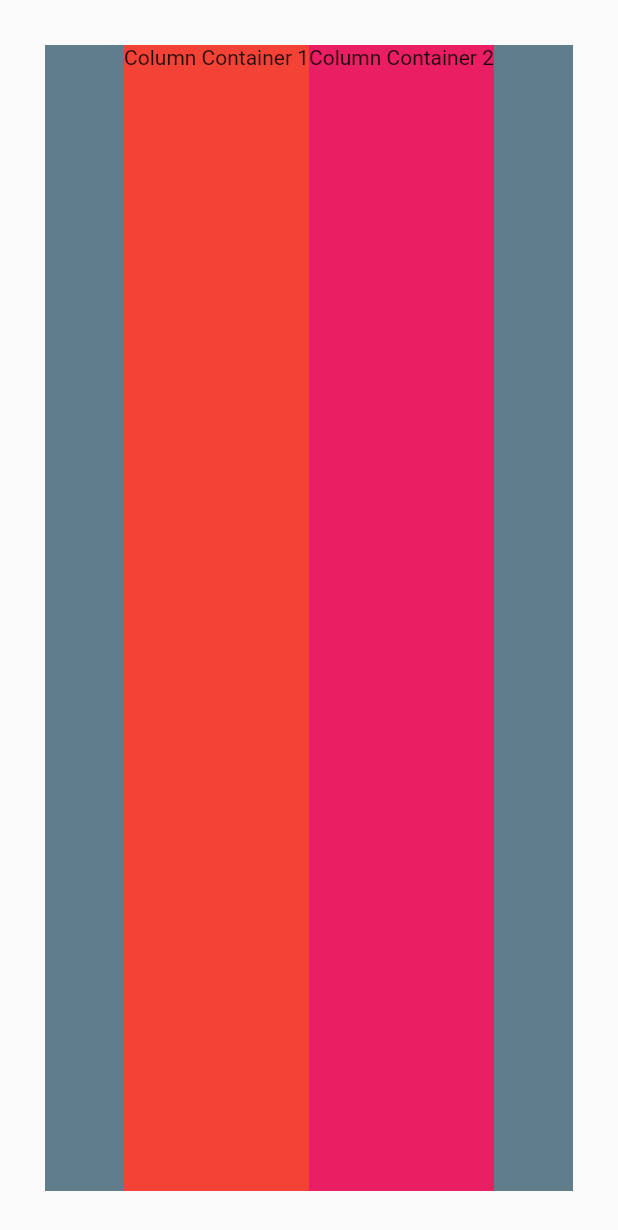
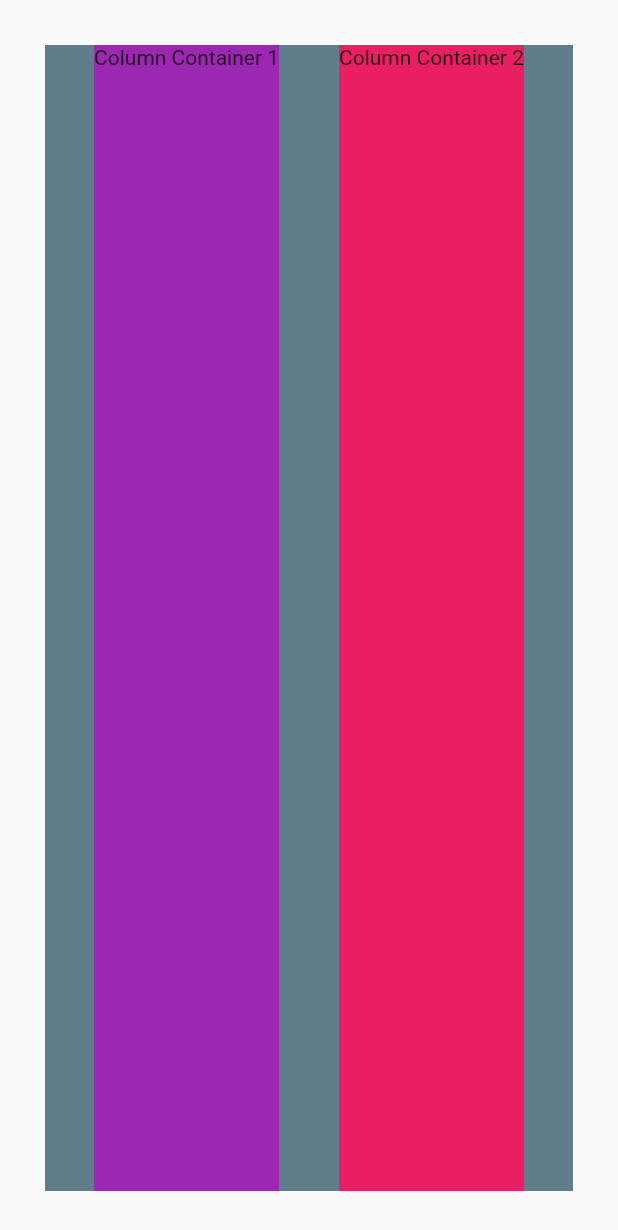
Before and after one commit to thethirdtomas/Score-Keeper, a Flutter app: the screen it shows after launch, on a phone screen of 412 x 824 dp. Shown: the top 1230 px of the screen. Run offline on Flutter 3.47's test engine with Material 2 defaults, Android fonts, the phone set to English and light mode, and no system bars.

Commit message:
Added padding

```diff
--- a/lib/scorekeeper.dart
+++ b/lib/scorekeeper.dart
@@ -16,13 +16,14 @@ class ScoreKeeperState extends State<ScoreKeeper> {
           mainAxisAlignment: MainAxisAlignment.center,
           children: <Widget>[
            Container(
-             color: Colors.red,
+             color: Colors.purple,
              child:Column(
                children: <Widget>[
                  Text("Column Container 1"),
                ],
              )
            ),
+           Padding(padding: EdgeInsets.all(20),),
            Container(
              color: Colors.pink,
              child:Column(
```
Also changed, not shown: 6 other files.
